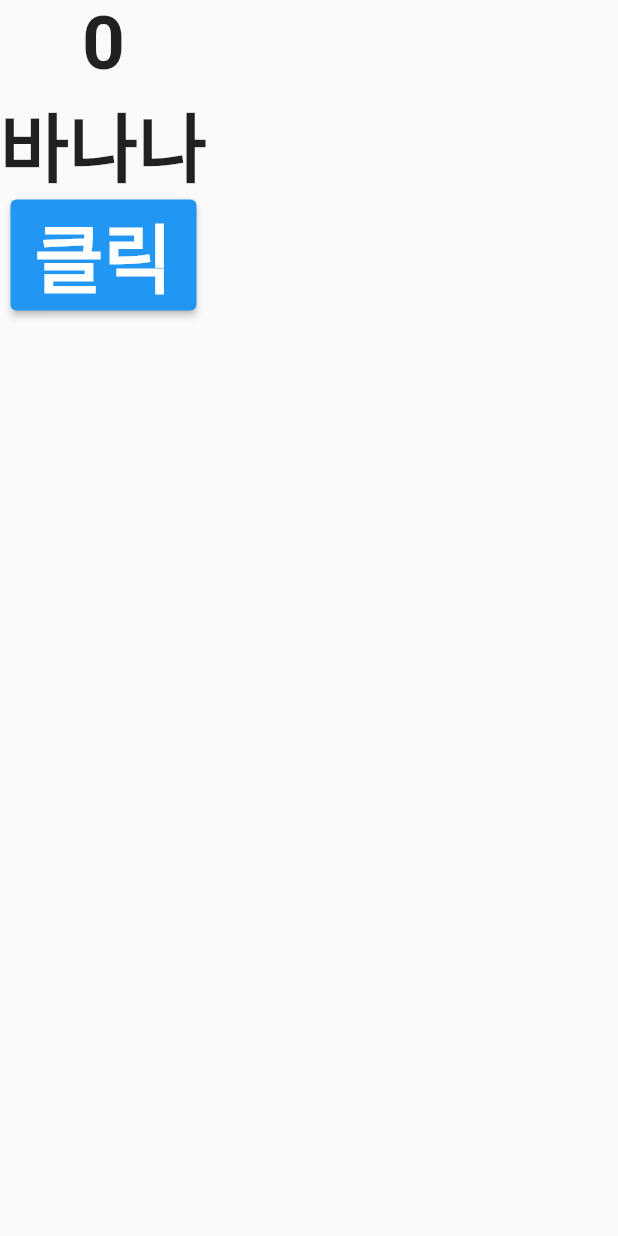
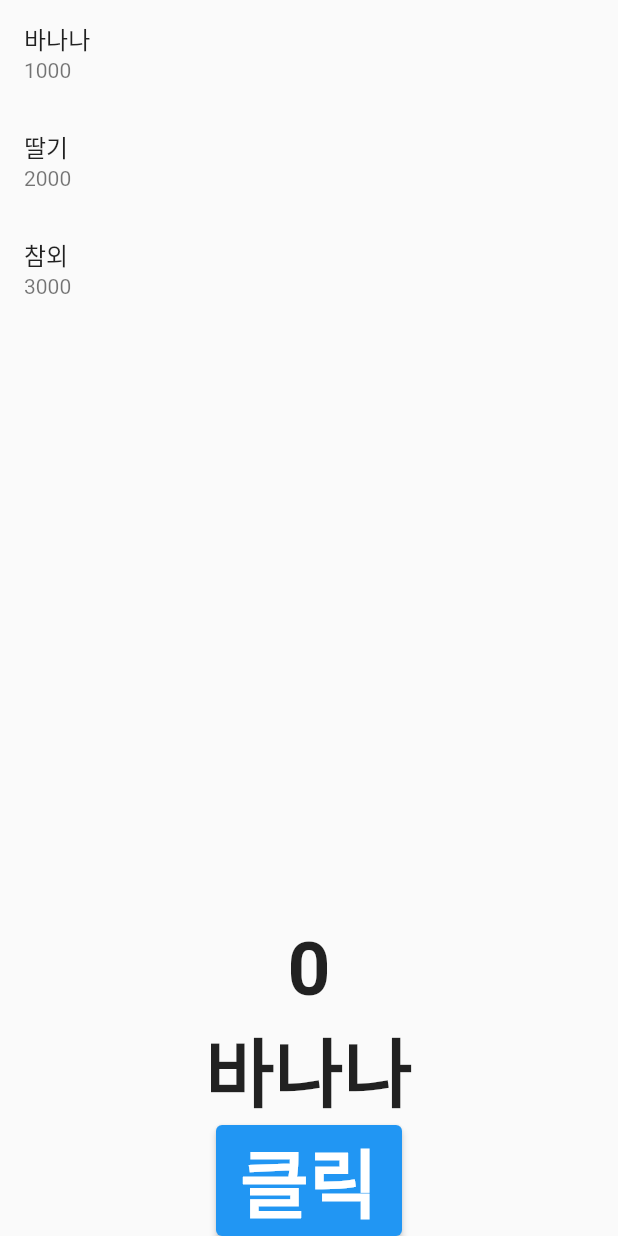
Before and after one commit to Jo-HyeRin/Flutter_State, a Flutter app: the screen it shows after launch, on a phone screen of 412 x 824 dp. Run offline on Flutter 3.47's test engine with Material 2 defaults, Android fonts, the phone set to English and light mode, and no system bars; our stand-ins replace flutter_riverpod.

Commit message:
Provider List Data View Finish

```diff
--- a/lib/pages/home_page.dart
+++ b/lib/pages/home_page.dart
@@ -1,6 +1,7 @@
 import 'package:flutter/material.dart';
 import 'package:flutter_riverpod/flutter_riverpod.dart';
 import 'package:flutter_state/pages/counter_provider.dart';
+import 'package:flutter_state/pages/product_list_repository.dart';
 import 'package:flutter_state/pages/product_repository.dart';
 
 class HomePage extends ConsumerWidget {
@@ -10,10 +11,21 @@ class HomePage extends ConsumerWidget {
   Widget build(BuildContext context, WidgetRef ref) {
     final count = ref.watch(counterProvider);
     final product = ref.watch(productProvider);
+    final productList = ref.watch(productListProvider);
 
     return Scaffold(
       body: Column(
         children: [
+          Expanded( // ListView는 기본 높이가 없어서 자리를 잡아주기 위해 Expanded 적용
+            child: ListView.builder(
+              itemCount: productList.length, // List 데이터 길이
+              itemBuilder: (context, index) {
+              return ListTile(
+                title: Text("${productList[index].name}"),
+                subtitle: Text("${productList[index].price}"),
+              );
+            },),
+          ),
           Text(
             "${count}",
             style: TextStyle(fontSize: 50, fontWeight: FontWeight.w600),
--- /dev/null
+++ b/lib/pages/product_list_repository.dart
@@ -0,0 +1,26 @@
+import 'package:flutter_riverpod/flutter_riverpod.dart';
+
+// Entity
+class Product {
+  int id;
+  String name;
+  int price;
+
+  Product(this.id, this.name, this.price);
+}
+
+// Provider
+final productListProvider = StateNotifierProvider<ProductListRepository, List<Product>>((ref) {
+  return ProductListRepository();
+});
+
+// Repository
+class ProductListRepository extends StateNotifier<List<Product>>{
+
+  ProductListRepository() : super([
+    Product(1, "바나나", 1000),
+    Product(2, "딸기", 2000),
+    Product(3, "참외", 3000)
+  ]); // 데이터 넣어줌
+
+}
```
